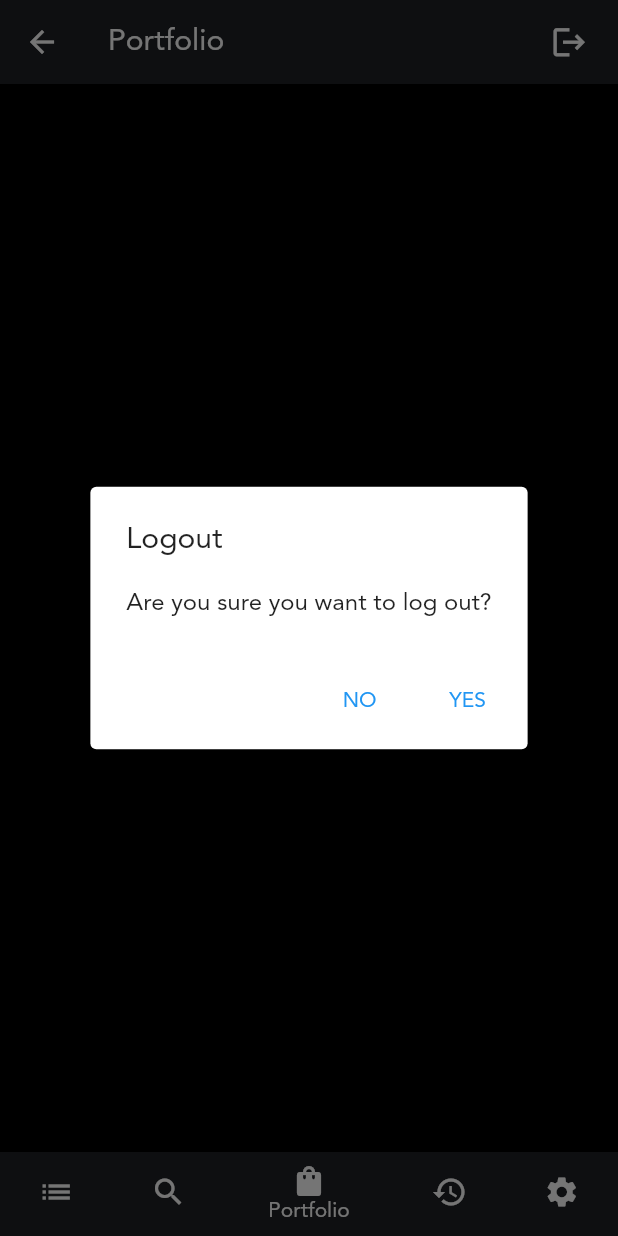
After one commit to PaperStox/paperstox-app-flutter, a Flutter app: the BottomNavbarWidget screen opened directly, item 3 of the bottom bar chosen, after a tap on the "logout" icon, on a phone screen of 412 x 824 dp. The commit adds this screen. Run offline on Flutter 3.47's test engine with Material 2 defaults, Android fonts, the phone set to English and light mode, and no system bars; our stand-ins replace cloud_firestore, firebase_auth, firebase_core, flutter_signin_button, google_sign_in; accounts and stored records are empty.

Commit message:
Code cleanup

```diff
--- a/lib/constants.dart
+++ b/lib/constants.dart
@@ -0,0 +1,2 @@
+const baseUrl = 'https://finnhub.io';
+const apiKey = '';
--- a/lib/store/reducer.dart
+++ /dev/null
@@ -1,5 +0,0 @@
-import 'package:paperstox_app/models/user_details.dart';
-
-UserDetails reducer(dynamic previousState, dynamic action) {
-  return previousState;
-}
--- /dev/null
+++ b/lib/views/bottom_navbar.dart
@@ -0,0 +1,79 @@
+import 'package:flutter/material.dart';
+import 'portfolio.dart';
+import '../colors.dart';
+
+class BottomNavbarWidget extends StatefulWidget {
+  const BottomNavbarWidget({Key? key}) : super(key: key);
+
+  @override
+  State<BottomNavbarWidget> createState() => _BottomNavbarWidget();
+}
+
+class _BottomNavbarWidget extends State<BottomNavbarWidget> {
+  int _selectedIndex = 0;
+  static const TextStyle optionStyle =
+      TextStyle(fontSize: 30, fontWeight: FontWeight.bold);
+  static final List<Widget> _widgetOptions = <Widget>[
+    const Text(
+      'Index 0: Watchlist',
+      style: optionStyle,
+    ),
+    const Text(
+      'Index 1: Search',
+      style: optionStyle,
+    ),
+    const Portfolio(),
+    const Text(
+      'Index 3: History',
+      style: optionStyle,
+    ),
+    const Text(
+      'Index 4: Settings',
+      style: optionStyle,
+    ),
+  ];
+
+  void _onItemTapped(int index) {
+    setState(() {
+      _selectedIndex = index;
+    });
+  }
+
+  @override
+  Widget build(BuildContext context) {
+    return Scaffold(
+        body: Center(
+          child: _widgetOptions.elementAt(_selectedIndex),
+        ),
+        bottomNavigationBar: Theme(
+          data: Theme.of(context).copyWith(canvasColor: blackPrimary),
+          child: BottomNavigationBar(
+            items: const <BottomNavigationBarItem>[
+              BottomNavigationBarItem(
+                icon: Icon(Icons.list),
+                label: 'Watchlist',
+              ),
+              BottomNavigationBarItem(
+                icon: Icon(Icons.search),
+                label: 'Search',
+              ),
+              BottomNavigationBarItem(
+                icon: Icon(Icons.shopping_bag),
+                label: 'Portfolio',
+              ),
+              BottomNavigationBarItem(
+                icon: Icon(Icons.history),
+                label: 'History',
+              ),
+              BottomNavigationBarItem(
+                icon: Icon(Icons.settings),
+                label: 'Settings',
+              ),
+            ],
+            currentIndex: _selectedIndex,
+            selectedItemColor: Colors.white,
+            onTap: _onItemTapped,
+          ),
+        ));
+  }
+}
--- a/lib/views/login_view.dart
+++ b/lib/views/login_view.dart
@@ -2,14 +2,11 @@ import 'package:flutter/material.dart';
 import 'package:flutter/gestures.dart';
 import 'package:firebase_auth/firebase_auth.dart';
 import 'signup_view.dart';
-import 'messages_view.dart';
+import 'portfolio.dart';
+import 'bottom_navbar.dart';
 import '../colors.dart';
 import 'package:google_sign_in/google_sign_in.dart';
 import 'package:flutter_signin_button/flutter_signin_button.dart';
-import 'package:flutter_redux/flutter_redux.dart';
-import 'package:redux/redux.dart';
-import '../store/reducer.dart';
-import '../models/user_details.dart';
 
 class LoginView extends StatefulWidget {
   const LoginView({Key? key}) : super(key: key);
@@ -130,7 +127,7 @@ class _LoginView extends State<LoginView> {
                             Navigator.push(
                               context,
                               MaterialPageRoute(
-                                  builder: (context) => MessagesView()),
+                                  builder: (context) => Portfolio()),
                             );
 
                             ScaffoldMessenger.of(context)
@@ -184,7 +181,7 @@ class _LoginView extends State<LoginView> {
                             Navigator.push(
                               context,
                               MaterialPageRoute(
-                                  builder: (context) => MessagesView()),
+                                  builder: (context) => BottomNavbarWidget()),
                             );
 
                             ScaffoldMessenger.of(context)
--- /dev/null
+++ b/lib/views/portfolio.dart
@@ -0,0 +1,122 @@
+import 'package:flutter/material.dart';
+import 'package:firebase_auth/firebase_auth.dart';
+import 'package:cloud_firestore/cloud_firestore.dart';
+import '../main.dart';
+
+class Portfolio extends StatefulWidget {
+  const Portfolio({Key? key}) : super(key: key);
+  @override
+  State<Portfolio> createState() => _Portfolio();
+}
+
+class _Portfolio extends State<Portfolio> {
+  final FirebaseAuth auth = FirebaseAuth.instance;
+  FirebaseFirestore firestore = FirebaseFirestore.instance;
+
+  var portfolio;
+
+  fetchPortfolio() {
+    firestore
+        .collection("portfolio")
+        // .orderBy("tis", descending: true)
+        .get()
+        .then((querySnapshot) {
+      var res = querySnapshot.docs[0]['portfolios'];
+      var port;
+      res.forEach((user) => {
+            if (user['uid'] == "123") {port = user['portfolio']}
+          });
+      setState(() => portfolio = port);
+    });
+  }
+
+  @override
+  Widget build(BuildContext context) {
+    if (portfolio == null) {
+      fetchPortfolio();
+    }
+
+    return Scaffold(
+        appBar: AppBar(title: const Text("Portfolio"), actions: <Widget>[
+          Padding(
+              padding: const EdgeInsets.only(right: 20.0),
+              child: GestureDetector(
+                onTap: () {
+                  showLogoutDialog(context);
+                },
+                child: const Icon(
+                  Icons.logout,
+                  size: 25,
+                ),
+              )),
+        ]),
+        body: Container(
+          color: Colors.black,
+          child: Center(
+            child: ListView.builder(
+              itemCount: portfolio != null ? portfolio.length : 0,
+              itemBuilder: (context, index) {
+                return Card(
+                    color: Colors.black,
+                    child: Padding(
+                        padding: const EdgeInsets.symmetric(vertical: 10),
+                        child: ListTile(
+                          title: Text(
+                            portfolio[index],
+                            style: const TextStyle(color: Colors.white),
+                          ),
+                          // subtitle: Text("\n" +
+                          //     portfolio[index]['message'] +
+                          //     "\n\n" +
+                          //     DateFormat('d MMM y')
+                          //         .format(DateTime.fromMillisecondsSinceEpoch(
+                          //             portfolio[index]['tis']))
+                          //         .toString() +
+                          //     " -- " +
+                          //     DateFormat('jm')
+                          //         .format(DateTime.fromMillisecondsSinceEpoch(
+                          //             portfolio[index]['tis']))
+                          //         .toString())
+                        )));
+              },
+            ),
+          ),
+        ));
+  }
+
+  void showLogoutDialog(BuildContext context) {
+    showDialog(
+      context: context,
+      builder: (BuildContext context) {
+        return AlertDialog(
+          title: const Text("Logout"),
+          content: SingleChildScrollView(
+            child: ListBody(
+              children: const <Widget>[
+                Text('Are you sure you want to log out?'),
+              ],
+            ),
+          ),
+          actions: <Widget>[
+            TextButton(
+              child: const Text("NO"),
+              onPressed: () {
+                Navigator.of(context).pop();
+              },
+            ),
+            TextButton(
+              child: const Text("YES"),
+              onPressed: () async {
+                await auth.signOut();
+                Navigator.push(
+                  context,
+                  MaterialPageRoute(builder: (context) => const PaperStox()),
+                );
+              },
+            ),
+          ],
+        );
+      },
+    );
+  }
+}
--- a/lib/views/signup_view.dart
+++ b/lib/views/signup_view.dart
@@ -1,7 +1,7 @@
 import 'package:flutter/material.dart';
 import 'package:firebase_auth/firebase_auth.dart';
 import 'package:cloud_firestore/cloud_firestore.dart';
-import 'messages_view.dart';
+import 'portfolio.dart';
 import '../colors.dart';
 
 class SignUpView extends StatefulWidget {
@@ -207,7 +207,7 @@ class _SignUpView extends State<SignUpView> {
                               Navigator.push(
                                 context,
                                 MaterialPageRoute(
-                                    builder: (context) => MessagesView()),
+                                    builder: (context) => Portfolio()),
                               );
 
                               ScaffoldMessenger.of(context)
```
Also changed, not shown: lib/models/stock_model.dart (deleted, +0 -78 lines), lib/models/user_details.dart (deleted, +0 -7 lines), lib/views/messages_view.dart (deleted, +0 -113 lines), lib/store/actions.dart (deleted).
